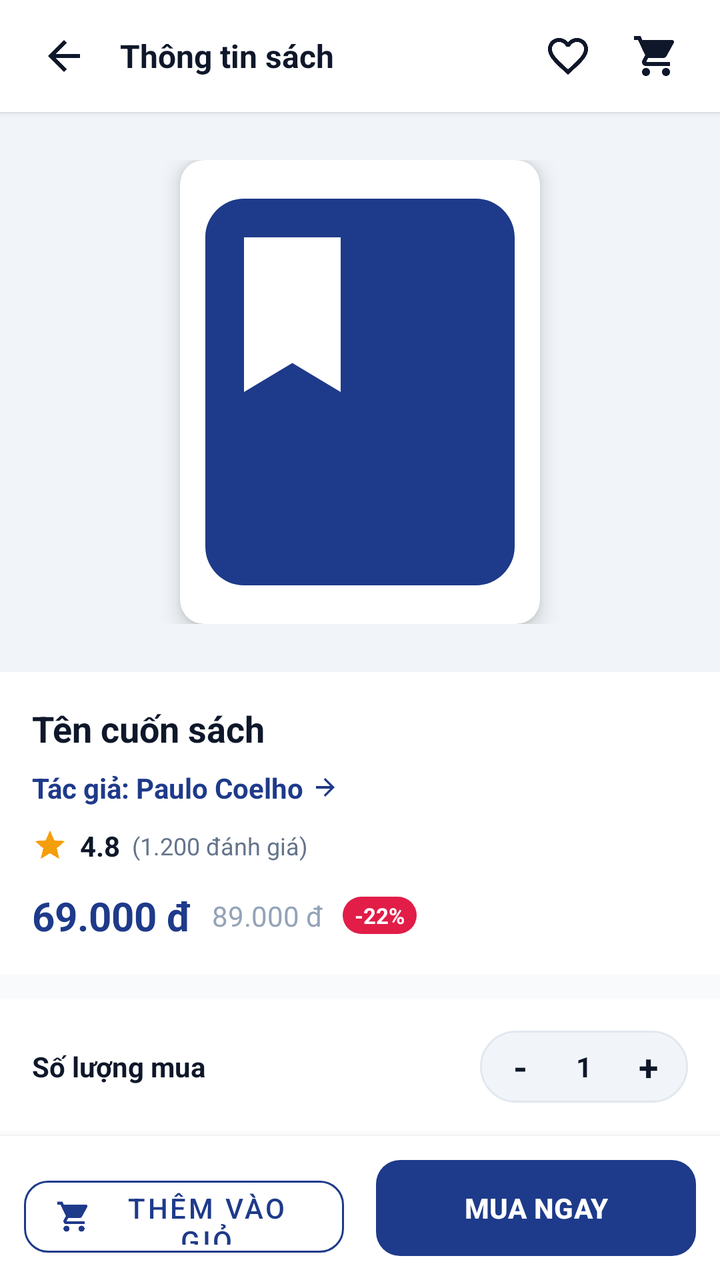
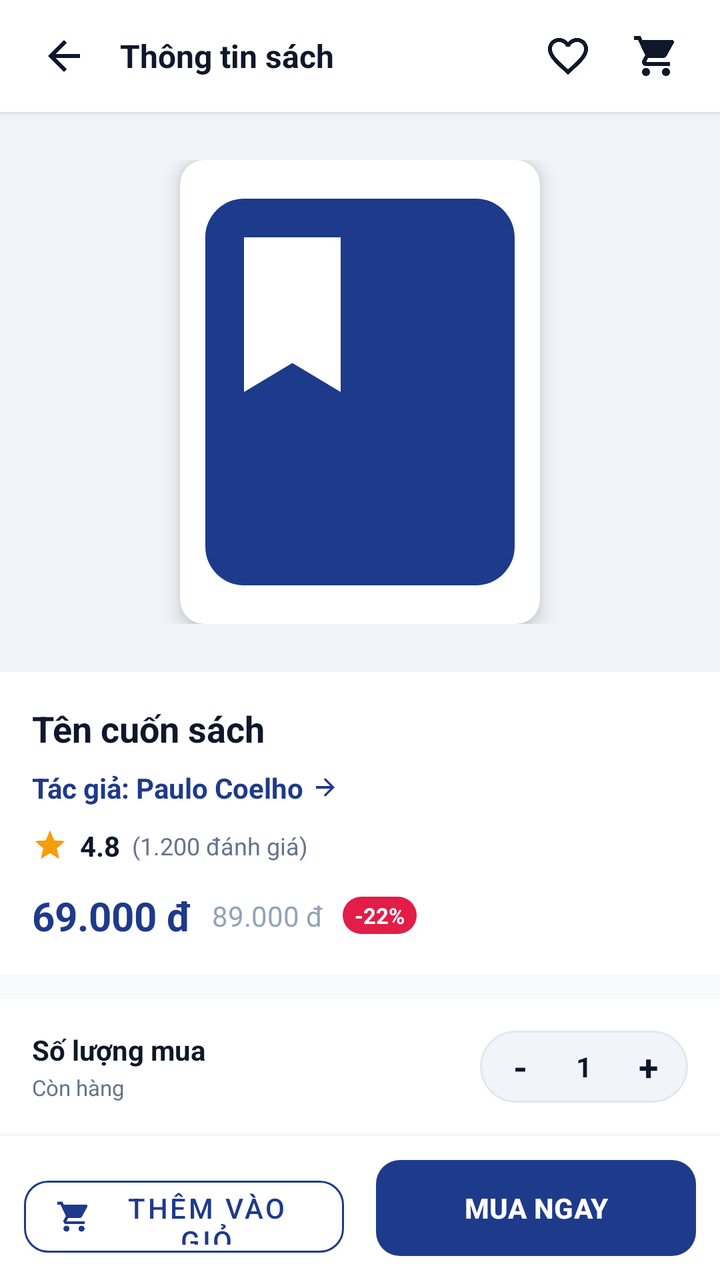

An Android layout rendered at two revisions. The XML below is the earlier revision; the diff shows what the commit changed to produce the second picture.
<!-- AndroidManifest.xml: application theme Theme.Book_selling_app -->
<!-- res/layout/activity_book_detail.xml -->
<?xml version="1.0" encoding="utf-8"?>
<androidx.constraintlayout.widget.ConstraintLayout xmlns:android="http://schemas.android.com/apk/res/android"
    xmlns:app="http://schemas.android.com/apk/res-auto"
    xmlns:tools="http://schemas.android.com/tools"
    android:layout_width="match_parent"
    android:layout_height="match_parent"
    android:background="@color/background"
    tools:context=".BookDetailActivity"
    tools:ignore="HardcodedText,ContentDescription">

    
    <LinearLayout
        android:id="@+id/layoutDetailHeader"
        android:layout_width="0dp"
        android:layout_height="56dp"
        android:background="@color/surface"
        android:elevation="2dp"
        android:gravity="center_vertical"
        android:orientation="horizontal"
        android:paddingStart="12dp"
        android:paddingEnd="12dp"
        app:layout_constraintEnd_toEndOf="parent"
        app:layout_constraintStart_toStartOf="parent"
        app:layout_constraintTop_toTopOf="parent">

        <ImageButton
            android:id="@+id/btnBack"
            android:layout_width="40dp"
            android:layout_height="40dp"
            android:background="?attr/selectableItemBackgroundBorderless"
            android:contentDescription="@null"
            android:src="@drawable/ic_arrow_back"
            app:tint="@color/text_primary" />

        <TextView
            android:layout_width="0dp"
            android:layout_height="wrap_content"
            android:layout_marginStart="8dp"
            android:layout_weight="1"
            android:text="Thông tin sách"
            android:textColor="@color/text_primary"
            android:textSize="@dimen/text_lg"
            android:textStyle="bold" />

        <ImageButton
            android:id="@+id/btnFavorite"
            android:layout_width="40dp"
            android:layout_height="40dp"
            android:background="?attr/selectableItemBackgroundBorderless"
            android:contentDescription="@null"
            android:src="@drawable/ic_favorite_border"
            app:tint="@color/text_primary" />

        <ImageButton
            android:id="@+id/btnCart"
            android:layout_width="40dp"
            android:layout_height="40dp"
            android:layout_marginStart="4dp"
            android:background="?attr/selectableItemBackgroundBorderless"
            android:contentDescription="@null"
            android:src="@drawable/ic_nav_cart"
            app:tint="@color/text_primary" />
    </LinearLayout>

    
    <androidx.core.widget.NestedScrollView
        android:id="@+id/scrollBookDetail"
        android:layout_width="0dp"
        android:layout_height="0dp"
        android:fillViewport="true"
        app:layout_constraintBottom_toTopOf="@+id/layoutDetailBottomBar"
        app:layout_constraintEnd_toEndOf="parent"
        app:layout_constraintStart_toStartOf="parent"
        app:layout_constraintTop_toBottomOf="@+id/layoutDetailHeader">

        <LinearLayout
            android:layout_width="match_parent"
            android:layout_height="wrap_content"
            android:orientation="vertical"
            android:paddingBottom="24dp">

            
            <FrameLayout
                android:layout_width="match_parent"
                android:layout_height="280dp"
                android:background="@color/surface_variant"
                android:padding="24dp">

                <androidx.cardview.widget.CardView
                    android:layout_width="180dp"
                    android:layout_height="match_parent"
                    android:layout_gravity="center"
                    app:cardCornerRadius="@dimen/radius_md"
                    app:cardElevation="6dp">

                    <ImageView
                        android:id="@+id/imgBookDetailCover"
                        android:layout_width="match_parent"
                        android:layout_height="match_parent"
                        android:contentDescription="@null"
                        android:scaleType="centerCrop"
                        android:src="@drawable/ic_book" />
                </androidx.cardview.widget.CardView>
            </FrameLayout>

            
            <LinearLayout
                android:layout_width="match_parent"
                android:layout_height="wrap_content"
                android:background="@color/surface"
                android:orientation="vertical"
                android:padding="16dp">

                <TextView
                    android:id="@+id/tvDetailTitle"
                    android:layout_width="match_parent"
                    android:layout_height="wrap_content"
                    android:text="Tên cuốn sách"
                    android:textColor="@color/text_primary"
                    android:textSize="@dimen/text_xl"
                    android:textStyle="bold" />

                
                <LinearLayout
                    android:id="@+id/layoutAuthorClick"
                    android:layout_width="wrap_content"
                    android:layout_height="wrap_content"
                    android:layout_marginTop="6dp"
                    android:background="?attr/selectableItemBackground"
                    android:gravity="center_vertical"
                    android:orientation="horizontal"
                    android:paddingTop="2dp"
                    android:paddingBottom="2dp">

                    <TextView
                        android:id="@+id/tvDetailAuthor"
                        android:layout_width="wrap_content"
                        android:layout_height="wrap_content"
                        android:text="Tác giả: Paulo Coelho"
                        android:textColor="@color/primary"
                        android:textSize="@dimen/text_md"
                        android:textStyle="bold" />

                    <ImageView
                        android:layout_width="14dp"
                        android:layout_height="14dp"
                        android:layout_marginStart="4dp"
                        android:contentDescription="@null"
                        android:rotation="180"
                        android:src="@drawable/ic_arrow_back"
                        app:tint="@color/primary" />
                </LinearLayout>

                
                <LinearLayout
                    android:layout_width="match_parent"
                    android:layout_height="wrap_content"
                    android:layout_marginTop="8dp"
                    android:gravity="center_vertical"
                    android:orientation="horizontal">

                    <ImageView
                        android:layout_width="18dp"
                        android:layout_height="18dp"
                        android:contentDescription="@null"
                        android:src="@drawable/ic_star"
                        app:tint="@color/rating_star" />

                    <TextView
                        android:id="@+id/tvDetailRating"
                        android:layout_width="wrap_content"
                        android:layout_height="wrap_content"
                        android:layout_marginStart="6dp"
                        android:text="4.8"
                        android:textColor="@color/text_primary"
                        android:textSize="@dimen/text_md"
                        android:textStyle="bold" />

                    <TextView
                        android:id="@+id/tvDetailReviews"
                        android:layout_width="wrap_content"
                        android:layout_height="wrap_content"
                        android:layout_marginStart="6dp"
                        android:text="(1.200 đánh giá)"
                        android:textColor="@color/text_secondary"
                        android:textSize="@dimen/text_sm" />
                </LinearLayout>

                
                <LinearLayout
                    android:layout_width="match_parent"
                    android:layout_height="wrap_content"
                    android:layout_marginTop="12dp"
                    android:gravity="center_vertical"
                    android:orientation="horizontal">

                    <TextView
                        android:id="@+id/tvDetailPrice"
                        android:layout_width="wrap_content"
                        android:layout_height="wrap_content"
                        android:text="69.000 đ"
                        android:textColor="@color/primary"
                        android:textSize="@dimen/text_2xl"
                        android:textStyle="bold" />

                    <TextView
                        android:id="@+id/tvDetailOriginalPrice"
                        android:layout_width="wrap_content"
                        android:layout_height="wrap_content"
                        android:layout_marginStart="10dp"
                        android:text="89.000 đ"
                        android:textColor="@color/text_muted"
                        android:textSize="@dimen/text_md" />

                    <TextView
                        android:id="@+id/tvDetailDiscount"
                        android:layout_width="wrap_content"
                        android:layout_height="wrap_content"
                        android:layout_marginStart="10dp"
                        android:background="@drawable/bg_badge_discount"
                        android:text="-22%"
                        android:textColor="@color/white"
                        android:textSize="@dimen/text_xs"
                        android:textStyle="bold" />
                </LinearLayout>

            </LinearLayout>

            
            <LinearLayout
                android:layout_width="match_parent"
                android:layout_height="wrap_content"
                android:layout_marginTop="12dp"
                android:background="@color/surface"
                android:gravity="center_vertical"
                android:orientation="horizontal"
                android:padding="16dp">

                <TextView
                    android:layout_width="0dp"
                    android:layout_height="wrap_content"
                    android:layout_weight="1"
                    android:text="Số lượng mua"
                    android:textColor="@color/text_primary"
                    android:textSize="@dimen/text_md"
                    android:textStyle="bold" />

                <LinearLayout
                    android:layout_width="wrap_content"
                    android:layout_height="36dp"
                    android:background="@drawable/bg_search_bar"
                    android:gravity="center_vertical"
                    android:orientation="horizontal"
                    android:paddingStart="6dp"
                    android:paddingEnd="6dp">

                    <TextView
                        android:id="@+id/btnDetailMinus"
                        android:layout_width="28dp"
                        android:layout_height="match_parent"
                        android:clickable="true"
                        android:focusable="true"
                        android:gravity="center"
                        android:text="-"
                        android:textColor="@color/text_primary"
                        android:textSize="@dimen/text_xl"
                        android:textStyle="bold" />

                    <TextView
                        android:id="@+id/tvDetailQuantity"
                        android:layout_width="36dp"
                        android:layout_height="match_parent"
                        android:gravity="center"
                        android:text="1"
                        android:textColor="@color/text_primary"
                        android:textSize="@dimen/text_md"
                        android:textStyle="bold" />

                    <TextView
                        android:id="@+id/btnDetailPlus"
                        android:layout_width="28dp"
                        android:layout_height="match_parent"
                        android:clickable="true"
                        android:focusable="true"
                        android:gravity="center"
                        android:text="+"
                        android:textColor="@color/text_primary"
                        android:textSize="@dimen/text_xl"
                        android:textStyle="bold" />
                </LinearLayout>

            </LinearLayout>

            
            <LinearLayout
                android:layout_width="match_parent"
                android:layout_height="wrap_content"
                android:layout_marginTop="12dp"
                android:background="@color/surface"
                android:orientation="vertical"
                android:padding="16dp">

                <TextView
                    android:layout_width="wrap_content"
                    android:layout_height="wrap_content"
                    android:text="Mô tả nội dung"
                    android:textColor="@color/text_primary"
                    android:textSize="@dimen/text_lg"
                    android:textStyle="bold" />

                <TextView
                    android:id="@+id/tvDetailDescription"
                    android:layout_width="match_parent"
                    android:layout_height="wrap_content"
                    android:layout_marginTop="8dp"
                    android:lineSpacingExtra="4dp"
                    android:text="Mô tả chi tiết nội dung cuốn sách..."
                    android:textColor="@color/text_secondary"
                    android:textSize="@dimen/text_md" />

            </LinearLayout>

            
            <LinearLayout
                android:id="@+id/layoutAuthorBooksSection"
                android:layout_width="match_parent"
                android:layout_height="wrap_content"
                android:layout_marginTop="12dp"
                android:background="@color/surface"
                android:orientation="vertical"
                android:paddingTop="16dp"
                android:paddingBottom="16dp">

                <LinearLayout
                    android:layout_width="match_parent"
                    android:layout_height="wrap_content"
                    android:gravity="center_vertical"
                    android:orientation="horizontal"
                    android:paddingStart="16dp"
                    android:paddingEnd="16dp">

                    <TextView
                        android:layout_width="0dp"
                        android:layout_height="wrap_content"
                        android:layout_weight="1"
                        android:text="Sách cùng tác giả"
                        android:textColor="@color/text_primary"
                        android:textSize="@dimen/text_lg"
                        android:textStyle="bold" />

                    <TextView
                        android:id="@+id/btnViewAllAuthorBooks"
                        android:layout_width="wrap_content"
                        android:layout_height="wrap_content"
                        android:background="?attr/selectableItemBackground"
                        android:padding="4dp"
                        android:text="Xem tất cả &gt;"
                        android:textColor="@color/primary"
                        android:textSize="@dimen/text_sm"
                        android:textStyle="bold" />
                </LinearLayout>

                <androidx.recyclerview.widget.RecyclerView
                    android:id="@+id/rvAuthorRelatedBooks"
                    android:layout_width="match_parent"
                    android:layout_height="wrap_content"
                    android:layout_marginTop="10dp"
                    android:clipToPadding="false"
                    android:orientation="horizontal"
                    android:paddingStart="12dp"
                    android:paddingEnd="12dp" />

            </LinearLayout>

            
            <LinearLayout
                android:id="@+id/layoutReviewsSection"
                android:layout_width="match_parent"
                android:layout_height="wrap_content"
                android:layout_marginTop="12dp"
                android:background="@color/surface"
                android:orientation="vertical"
                android:padding="16dp">

                <LinearLayout
                    android:layout_width="match_parent"
                    android:layout_height="wrap_content"
                    android:gravity="center_vertical"
                    android:orientation="horizontal">

                    <TextView
                        android:layout_width="0dp"
                        android:layout_height="wrap_content"
                        android:layout_weight="1"
                        android:text="Đánh giá &amp; Nhận xét"
                        android:textColor="@color/text_primary"
                        android:textSize="@dimen/text_lg"
                        android:textStyle="bold" />

                    <com.google.android.material.button.MaterialButton
                        android:id="@+id/btnWriteReview"
                        style="@style/Widget.MaterialComponents.Button.OutlinedButton"
                        android:layout_width="wrap_content"
                        android:layout_height="36dp"
                        android:paddingStart="12dp"
                        android:paddingEnd="12dp"
                        android:text="Viết đánh giá"
                        android:textColor="@color/primary"
                        android:textSize="@dimen/text_xs"
                        app:cornerRadius="@dimen/radius_md"
                        app:strokeColor="@color/primary" />
                </LinearLayout>

                
                <com.google.android.material.card.MaterialCardView
                    android:layout_width="match_parent"
                    android:layout_height="wrap_content"
                    android:layout_marginTop="12dp"
                    app:cardBackgroundColor="@color/surface_variant"
                    app:cardCornerRadius="@dimen/radius_md"
                    app:cardElevation="0dp">

                    <LinearLayout
                        android:layout_width="match_parent"
                        android:layout_height="wrap_content"
                        android:gravity="center"
                        android:orientation="vertical"
                        android:padding="16dp">

                        <TextView
                            android:id="@+id/tvOverviewRatingScore"
                            android:layout_width="wrap_content"
                            android:layout_height="wrap_content"
                            android:text="5.0"
                            android:textColor="@color/text_primary"
                            android:textSize="32sp"
                            android:textStyle="bold" />

                        <RatingBar
                            android:id="@+id/ratingBarOverview"
                            style="?android:attr/ratingBarStyleSmall"
                            android:layout_width="wrap_content"
                            android:layout_height="wrap_content"
                            android:layout_marginTop="4dp"
                            android:isIndicator="true"
                            android:numStars="5"
                            android:progressTint="@color/rating_star"
                            android:rating="5"
                            android:secondaryProgressTint="@color/rating_star"
                            android:stepSize="0.5" />

                        <TextView
                            android:id="@+id/tvOverviewReviewCount"
                            android:layout_width="wrap_content"
                            android:layout_height="wrap_content"
                            android:layout_marginTop="4dp"
                            android:text="Dựa trên 0 nhận xét từ độc giả"
                            android:textColor="@color/text_secondary"
                            android:textSize="@dimen/text_xs" />
                    </LinearLayout>
                </com.google.android.material.card.MaterialCardView>

                
                <androidx.recyclerview.widget.RecyclerView
                    android:id="@+id/rvBookReviews"
                    android:layout_width="match_parent"
                    android:layout_height="wrap_content"
                    android:layout_marginTop="12dp"
                    android:nestedScrollingEnabled="false" />

                
                <TextView
                    android:id="@+id/tvEmptyReviews"
                    android:layout_width="match_parent"
                    android:layout_height="wrap_content"
                    android:layout_marginTop="16dp"
                    android:gravity="center"
                    android:padding="16dp"
                    android:text="Chưa có nhận xét nào cho sách này. Hãy là người đầu tiên chia sẻ cảm nhận!"
                    android:textColor="@color/text_muted"
                    android:textSize="@dimen/text_sm"
                    android:visibility="gone" />

            </LinearLayout>

        </LinearLayout>

    </androidx.core.widget.NestedScrollView>

    
    <LinearLayout
        android:id="@+id/layoutDetailBottomBar"
        android:layout_width="0dp"
        android:layout_height="wrap_content"
        android:background="@color/surface"
        android:elevation="8dp"
        android:orientation="horizontal"
        android:padding="12dp"
        app:layout_constraintBottom_toBottomOf="parent"
        app:layout_constraintEnd_toEndOf="parent"
        app:layout_constraintStart_toStartOf="parent">

        
        <com.google.android.material.button.MaterialButton
            android:id="@+id/btnAddToCart"
            style="@style/Widget.MaterialComponents.Button.OutlinedButton"
            android:layout_width="0dp"
            android:layout_height="@dimen/button_height"
            android:layout_marginEnd="8dp"
            android:layout_weight="1"
            android:text="Thêm vào giỏ"
            android:textColor="@color/primary"
            app:cornerRadius="@dimen/radius_md"
            app:icon="@drawable/ic_nav_cart"
            app:iconTint="@color/primary"
            app:strokeColor="@color/primary" />

        
        <com.google.android.material.button.MaterialButton
            android:id="@+id/btnBuyNow"
            android:layout_width="0dp"
            android:layout_height="@dimen/button_height"
            android:layout_marginStart="8dp"
            android:layout_weight="1"
            android:background="@drawable/bg_button_primary"
            android:text="MUA NGAY"
            android:textColor="@color/white"
            android:textSize="@dimen/text_md"
            android:textStyle="bold"
            app:backgroundTint="@color/primary"
            app:cornerRadius="@dimen/radius_md" />

    </LinearLayout>

</androidx.constraintlayout.widget.ConstraintLayout>
<!-- resources referenced by this layout -->
<resources>
  <color name="background">#F8FAFC</color>
  <color name="primary">#1E3A8A</color>
  <color name="rating_star">#F59E0B</color>
  <color name="surface">#FFFFFF</color>
  <color name="surface_variant">#F1F5F9</color>
  <color name="text_muted">#94A3B8</color>
  <color name="text_primary">#0F172A</color>
  <color name="text_secondary">#64748B</color>
  <color name="white">#FFFFFFFF</color>
  <dimen name="button_height">48dp</dimen>
  <dimen name="radius_md">12dp</dimen>
  <dimen name="text_2xl">20sp</dimen>
  <dimen name="text_lg">16sp</dimen>
  <dimen name="text_md">14sp</dimen>
  <dimen name="text_sm">12sp</dimen>
  <dimen name="text_xl">18sp</dimen>
  <dimen name="text_xs">11sp</dimen>
  <!-- drawable bg_badge_discount (drawable) -->
  <?xml version="1.0" encoding="utf-8"?>
  <shape xmlns:android="http://schemas.android.com/apk/res/android"
      android:shape="rectangle">
      <solid android:color="@color/status_discount" />
      <corners android:radius="@dimen/radius_pill" />
      <padding
          android:left="6dp"
          android:top="2dp"
          android:right="6dp"
          android:bottom="2dp" />
  </shape>
  <!-- drawable bg_button_primary (drawable) -->
  <?xml version="1.0" encoding="utf-8"?>
  <ripple xmlns:android="http://schemas.android.com/apk/res/android"
      android:color="#33FFFFFF">
      <item>
          <shape android:shape="rectangle">
              <solid android:color="@color/primary" />
              <corners android:radius="@dimen/radius_md" />
          </shape>
      </item>
  </ripple>
  <!-- drawable bg_search_bar (drawable) -->
  <?xml version="1.0" encoding="utf-8"?>
  <shape xmlns:android="http://schemas.android.com/apk/res/android"
      android:shape="rectangle">
      <solid android:color="@color/surface_variant" />
      <stroke android:width="1dp" android:color="@color/border_subtle" />
      <corners android:radius="@dimen/radius_pill" />
  </shape>
  <!-- drawable ic_arrow_back (drawable) -->
  <vector xmlns:android="http://schemas.android.com/apk/res/android"
      android:width="24dp"
      android:height="24dp"
      android:viewportWidth="24"
      android:viewportHeight="24">
    <path
        android:fillColor="@color/text_primary"
        android:pathData="M20,11H7.83l5.59,-5.59L12,4l-8,8 8,8 1.41,-1.41L7.83,13H20v-2z"/>
  </vector>
  <!-- drawable ic_book (drawable) -->
  <vector xmlns:android="http://schemas.android.com/apk/res/android"
      android:width="24dp"
      android:height="24dp"
      android:viewportWidth="24"
      android:viewportHeight="24">
    <path
        android:fillColor="@color/primary"
        android:pathData="M18,2H6C4.9,2 4,2.9 4,4v16c0,1.1 0.9,2 2,2h12c1.1,0 2,-0.9 2,-2V4C20,2.9 19.1,2 18,2zM6,4h5v8l-2.5,-1.5L6,12V4z"/>
  </vector>
  <!-- drawable ic_star (drawable) -->
  <vector xmlns:android="http://schemas.android.com/apk/res/android"
      android:width="24dp"
      android:height="24dp"
      android:viewportWidth="24"
      android:viewportHeight="24">
    <path
        android:fillColor="@color/rating_star"
        android:pathData="M12,17.27L18.18,21l-1.64,-7.03L22,9.24l-7.19,-0.61L12,2 9.19,8.63 2,9.24l5.46,4.73L5.82,21z"/>
  </vector>
  <style name="Theme.Book_selling_app" parent="Base.Theme.Book_selling_app" />
  <color name="status_discount">#E11D48</color>
  <dimen name="radius_pill">999dp</dimen>
  <color name="border_subtle">#E2E8F0</color>
  <color name="primary_dark">#00236F</color>
  <color name="on_primary">#FFFFFF</color>
  <color name="secondary">#D97706</color>
  <color name="on_secondary">#FFFFFF</color>
  <!-- unchanged entries left out for length: 3 -->
</resources>

<!-- the commit's change to res/layout/activity_book_detail.xml (unified diff, before → after) -->
@@ -228,6 +228,7 @@
 
             
             <LinearLayout
+                android:id="@+id/layoutQuantitySelector"
                 android:layout_width="match_parent"
                 android:layout_height="wrap_content"
                 android:layout_marginTop="12dp"
@@ -236,16 +237,32 @@
                 android:orientation="horizontal"
                 android:padding="16dp">
 
-                <TextView
+                <LinearLayout
                     android:layout_width="0dp"
                     android:layout_height="wrap_content"
                     android:layout_weight="1"
-                    android:text="Số lượng mua"
-                    android:textColor="@color/text_primary"
-                    android:textSize="@dimen/text_md"
-                    android:textStyle="bold" />
-
-                <LinearLayout
+                    android:orientation="vertical">
+
+                    <TextView
+                        android:layout_width="wrap_content"
+                        android:layout_height="wrap_content"
+                        android:text="Số lượng mua"
+                        android:textColor="@color/text_primary"
+                        android:textSize="@dimen/text_md"
+                        android:textStyle="bold" />
+
+                    <TextView
+                        android:id="@+id/tvDetailStockStatus"
+                        android:layout_width="wrap_content"
+                        android:layout_height="wrap_content"
+                        android:layout_marginTop="2dp"
+                        android:text="Còn hàng"
+                        android:textColor="@color/text_secondary"
+                        android:textSize="@dimen/text_xs" />
+                </LinearLayout>
+
+                <LinearLayout
+                    android:id="@+id/layoutQuantityCounter"
                     android:layout_width="wrap_content"
                     android:layout_height="36dp"
                     android:background="@drawable/bg_search_bar"
